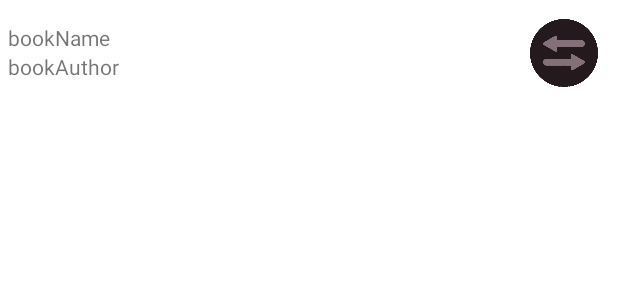
After one commit to ilookhandsometoday/library, an Android app: the layout storage_item.xml on its own in the app's theme, with its tools: preview values and no code run, on a phone screen of 412 x 824 dp. The commit adds this screen. Shown: the top 300 px of the screen. Run offline under Robolectric (Android 15) with nearby library versions, the phone set to English and light mode, and no system bars.

Commit message:
Added Storage Activity and Storage Item

```diff
--- a/app/build.gradle
+++ b/app/build.gradle
@@ -40,4 +40,5 @@ dependencies {
     androidTestImplementation 'androidx.test.espresso:espresso-core:3.3.0'
     implementation 'androidx.room:room-runtime:2.3.0'
     annotationProcessor 'androidx.room:room-compiler:2.3.0'
+    implementation 'com.shawnlin:number-picker:2.4.12'//numberPicker
 }
--- a/app/src/main/AndroidManifest.xml
+++ b/app/src/main/AndroidManifest.xml
@@ -16,6 +16,11 @@
                 <category android:name="android.intent.category.LAUNCHER" />
             </intent-filter>
         </activity>
+
+        <activity android:name=".storage_view.StorageActivity"
+            android:label="@string/SA_name">
+
+        </activity>
     </application>
 
 </manifest>
--- /dev/null
+++ b/app/src/main/res/layout/storage_item.xml
@@ -0,0 +1,48 @@
+<?xml version="1.0" encoding="utf-8"?>
+<androidx.constraintlayout.widget.ConstraintLayout xmlns:android="http://schemas.android.com/apk/res/android"
+    xmlns:app="http://schemas.android.com/apk/res-auto"
+    xmlns:tools="http://schemas.android.com/tools"
+    android:layout_width="match_parent"
+    android:layout_height="70dp">
+
+    <LinearLayout
+        android:id="@+id/linearLayout"
+        android:layout_width="334dp"
+        android:layout_height="40dp"
+        android:orientation="vertical"
+        app:layout_constraintBottom_toBottomOf="parent"
+        app:layout_constraintEnd_toEndOf="parent"
+        app:layout_constraintHorizontal_bias="0.07"
+        app:layout_constraintStart_toStartOf="parent"
+        app:layout_constraintTop_toTopOf="parent">
+
+        <TextView
+            android:id="@+id/book_name"
+            android:layout_width="324dp"
+            android:layout_height="wrap_content"
+            android:text="bookName" />
+
+        <TextView
+            android:id="@+id/book_author"
+            android:layout_width="324dp"
+            android:layout_height="wrap_content"
+            android:text="bookAuthor" />
+
+    </LinearLayout>
+
+    <ImageButton
+        android:id="@+id/replaceBtn"
+        android:layout_width="45dp"
+        android:layout_height="47dp"
+        android:adjustViewBounds="true"
+        android:background="@null"
+        android:contentDescription="@string/SA_imagedesc"
+        android:scaleType="centerInside"
+        android:src="@drawable/replace_button_img"
+        app:layout_constraintBottom_toBottomOf="parent"
+        app:layout_constraintEnd_toEndOf="parent"
+        app:layout_constraintStart_toEndOf="@+id/linearLayout"
+        app:layout_constraintTop_toTopOf="parent"
+        tools:ignore="SpeakableTextPresentCheck" />
+
+</androidx.constraintlayout.widget.ConstraintLayout>
--- a/app/src/main/res/values/strings.xml
+++ b/app/src/main/res/values/strings.xml
@@ -1,3 +1,7 @@
 <resources>
     <string name="app_name">library</string>
+    <string name="SA_name">Хранилище книг</string>
+    <string name="SA_label1">Выберите номер стеллажа</string>
+    <string name="SA_label2">Выберите номер полки</string>
+    <string name="SA_imagedesc">replace book</string>
 </resources>
```
Also changed, not shown: app/src/main/java/com/ham/library/storage_view/StorageActivity.java (added, +87 -0 lines), app/src/main/java/com/ham/library/storage_view/StorageItem.java (added, +39 -0 lines), app/src/main/res/layout/activity_storage.xml (added, +76 -0 lines), app/src/main/res/drawable-xhdpi/replace_button_img.png (added).
